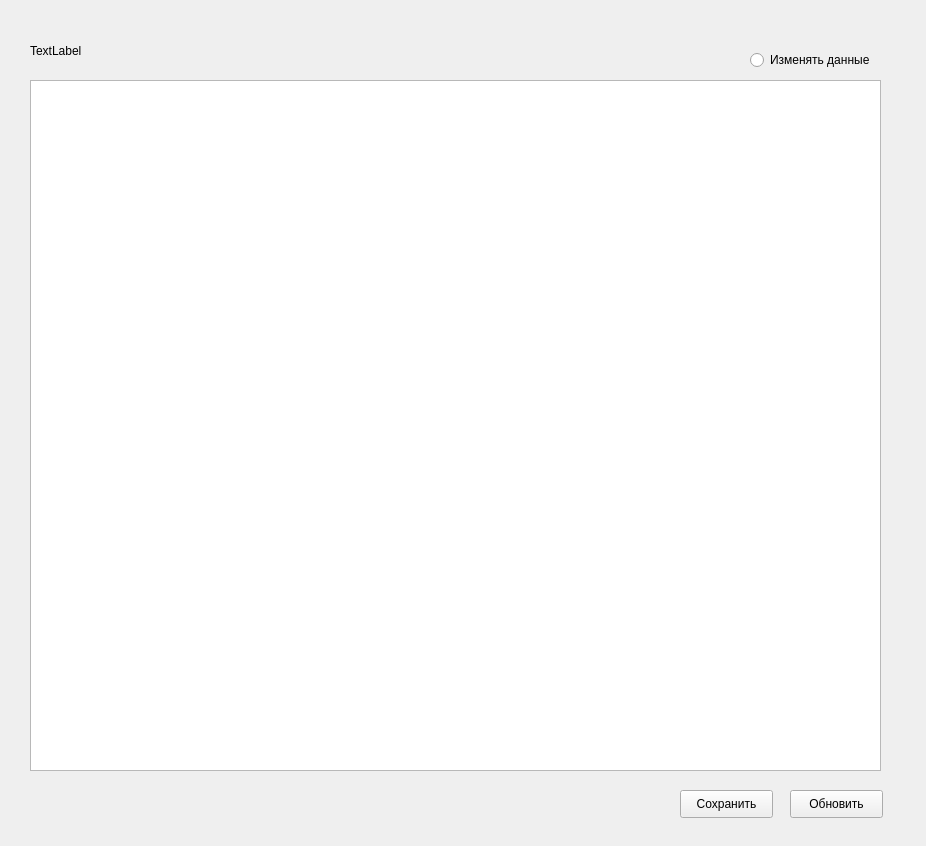
This is forms/xml/full_person_info.ui in GebelGerman/family_tree as Qt 5 draws it before an edit. The edited form follows.
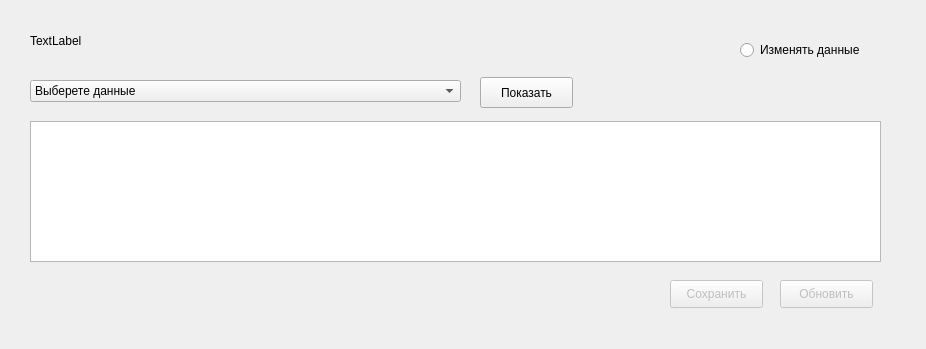
This is the edited form.

The edit to the form file:
```diff
--- a/forms/xml/full_person_info.ui
+++ b/forms/xml/full_person_info.ui
@@ -7,7 +7,7 @@
     <x>0</x>
     <y>0</y>
     <width>926</width>
-    <height>846</height>
+    <height>349</height>
    </rect>
   </property>
   <property name="windowTitle">
@@ -17,7 +17,7 @@
    <property name="geometry">
     <rect>
      <x>30</x>
-     <y>30</y>
+     <y>20</y>
      <width>371</width>
      <height>41</height>
     </rect>
@@ -29,8 +29,8 @@
   <widget class="QRadioButton" name="update_rb">
    <property name="geometry">
     <rect>
-     <x>750</x>
-     <y>50</y>
+     <x>740</x>
+     <y>40</y>
      <width>131</width>
      <height>20</height>
     </rect>
@@ -39,11 +39,14 @@
     <string>Изменять данные</string>
    </property>
   </widget>
-  <widget class="QPushButton" name="pushButton_2">
+  <widget class="QPushButton" name="update_button">
+   <property name="enabled">
+    <bool>false</bool>
+   </property>
    <property name="geometry">
     <rect>
-     <x>790</x>
-     <y>790</y>
+     <x>780</x>
+     <y>280</y>
      <width>93</width>
      <height>28</height>
     </rect>
@@ -52,11 +55,14 @@
     <string>Обновить</string>
    </property>
   </widget>
-  <widget class="QPushButton" name="pushButton">
+  <widget class="QPushButton" name="save_button">
+   <property name="enabled">
+    <bool>false</bool>
+   </property>
    <property name="geometry">
     <rect>
-     <x>680</x>
-     <y>790</y>
+     <x>670</x>
+     <y>280</y>
      <width>93</width>
      <height>28</height>
     </rect>
@@ -69,12 +75,63 @@
    <property name="geometry">
     <rect>
      <x>30</x>
-     <y>80</y>
+     <y>121</y>
      <width>851</width>
-     <height>691</height>
+     <height>141</height>
     </rect>
    </property>
   </widget>
+  <widget class="QComboBox" name="comboBox">
+   <property name="geometry">
+    <rect>
+     <x>30</x>
+     <y>80</y>
+     <width>431</width>
+     <height>22</height>
+    </rect>
+   </property>
+   <item>
+    <property name="text">
+     <string>Выберете данные</string>
+    </property>
+   </item>
+   <item>
+    <property name="text">
+     <string>Другие фамилии\имена</string>
+    </property>
+   </item>
+   <item>
+    <property name="text">
+     <string>Характеристики</string>
+    </property>
+   </item>
+   <item>
+    <property name="text">
+     <string>Условия проживания</string>
+    </property>
+   </item>
+   <item>
+    <property name="text">
+     <string>Места проживания</string>
+    </property>
+   </item>
+  </widget>
+  <widget class="QPushButton" name="show_button">
+   <property name="enabled">
+    <bool>true</bool>
+   </property>
+   <property name="geometry">
+    <rect>
+     <x>480</x>
+     <y>77</y>
+     <width>93</width>
+     <height>31</height>
+    </rect>
+   </property>
+   <property name="text">
+    <string>Показать</string>
+   </property>
+  </widget>
  </widget>
  <resources/>
  <connections/>
```
